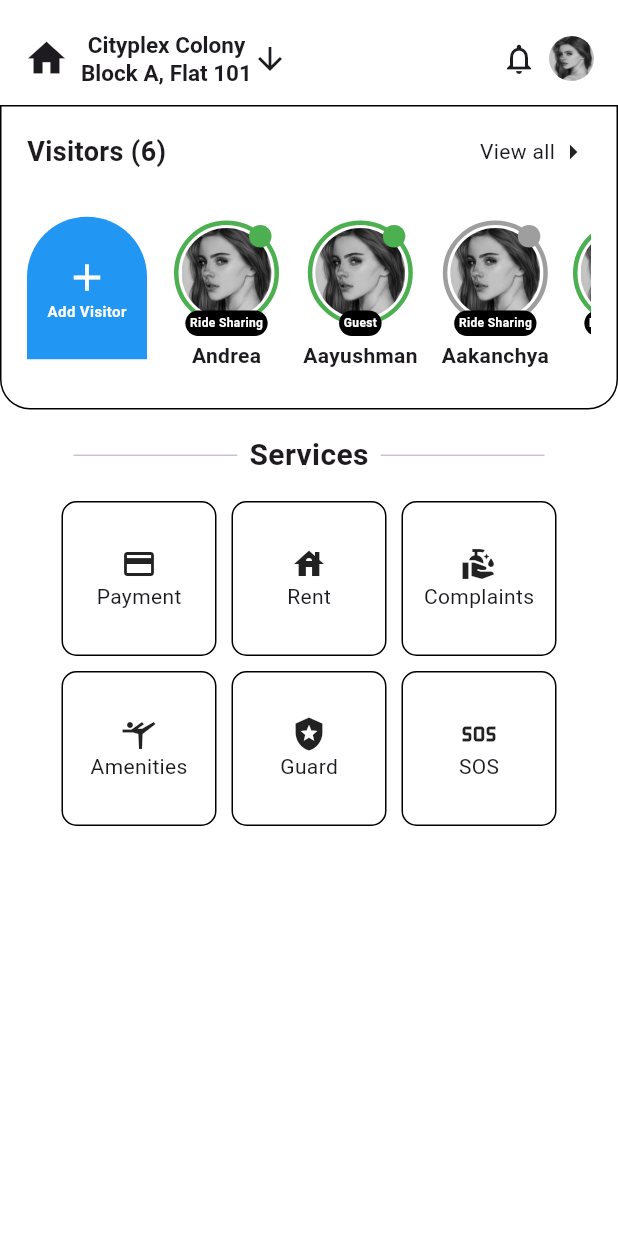
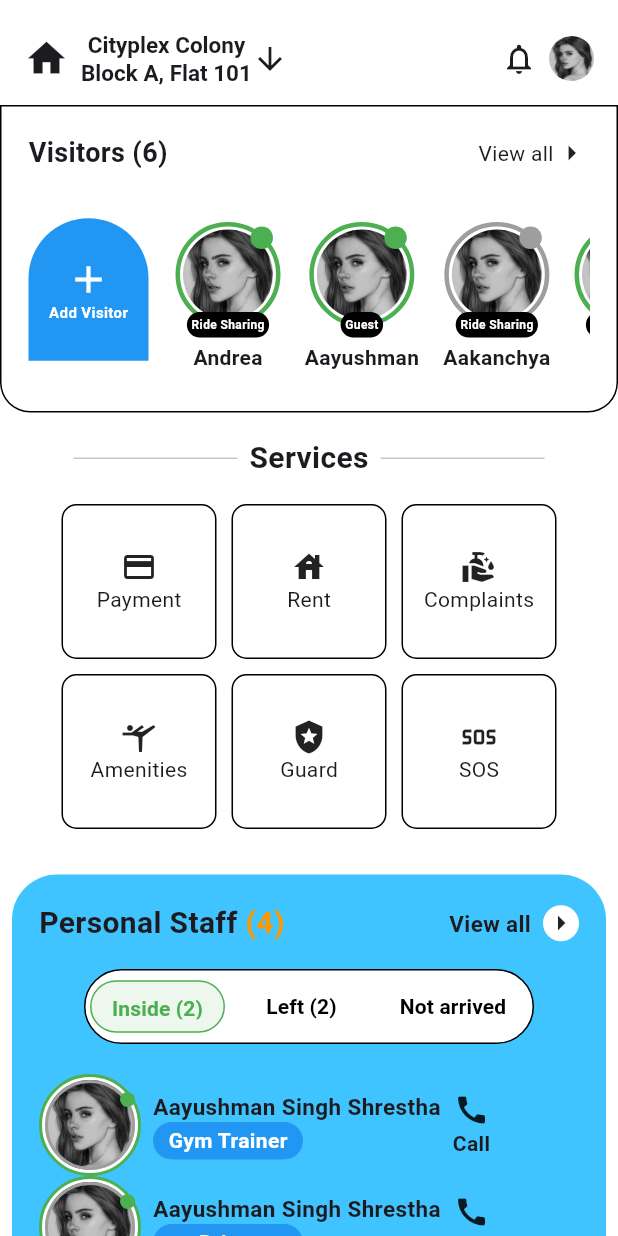
Before and after one commit to bipin24746/DayoneContacts, a Flutter app: the screen it shows after launch, on a phone screen of 412 x 824 dp. Run offline on Flutter 3.47's test engine with Material 3 defaults, Android fonts, the phone set to English and light mode, and no system bars; our stand-ins replace animated_splash_screen, buttons_tabbar.

```diff
--- a/lib/main_home_screen/pages/main_home_screen.dart
+++ b/lib/main_home_screen/pages/main_home_screen.dart
@@ -1,4 +1,6 @@
+import 'package:dayonecontacts/main_home_screen/widgets/current_notices/current_notices_home.dart';
 import 'package:dayonecontacts/main_home_screen/widgets/navbar/home_navbar.dart';
+import 'package:dayonecontacts/main_home_screen/widgets/personal_staff/personal_staff.dart';
 import 'package:dayonecontacts/main_home_screen/widgets/services/services.dart';
 import 'package:dayonecontacts/main_home_screen/widgets/visitors_list/home_visitors.dart';
 import 'package:flutter/material.dart';
@@ -21,7 +23,10 @@ backgroundColor: Colors.white,
           children: [
 
             HomeVisitors(),
-        ServicesHome()
+            ServicesHome(),
+            PersonalStaffHome(),
+            SizedBox(height: 30,),
+            CurrentNoticesHome()
           ],
         ),
       ),
--- /dev/null
+++ b/lib/main_home_screen/widgets/personal_staff/inside_staff_list.dart
@@ -0,0 +1,14 @@
+final List<Map<String,dynamic>> InsideStaffList = [
+  {
+    "status": "online",
+    "images": "lib/assets/images/Photu.jpg",
+    "name": "Aayushman Singh Shrestha",
+    "position" : "Gym Trainer"
+  },
+  {
+    "status": "online",
+    "images": "lib/assets/images/Photu.jpg",
+    "name": "Aayushman Singh Shrestha",
+    "position" : "Driver"
+  }
+];
--- /dev/null
+++ b/lib/main_home_screen/widgets/personal_staff/personal_staff.dart
@@ -0,0 +1,94 @@
+import 'package:dayonecontacts/main_home_screen/widgets/personal_staff/staff_inside.dart';
+import 'package:dayonecontacts/main_home_screen/widgets/personal_staff/staff_status.dart';
+import 'package:flutter/material.dart';
+
+class PersonalStaffHome extends StatelessWidget {
+  const PersonalStaffHome({super.key});
+
+  @override
+  Widget build(BuildContext context) {
+    return Padding(
+      padding: const EdgeInsets.all(8.0),
+      child: Container(
+        height: 320,
+        width: MediaQuery.of(context).size.width,
+        decoration: BoxDecoration(
+          color: Colors.lightBlueAccent,
+          borderRadius: BorderRadius.circular(30),
+        ),
+        child: Padding(
+          padding: const EdgeInsets.all(18.0),
+          child: Column(
+            children: [
+              Row(
+                mainAxisAlignment: MainAxisAlignment.spaceBetween,
+                children: [
+                  Row(
+                    children: [
+                      Text(
+                        "Personal Staff ",
+                        style: TextStyle(
+                          fontSize: 20,
+                          fontWeight: FontWeight.bold,
+                        ),
+                      ),
+                      Text(
+                        "(4)",
+                        style: TextStyle(
+                          fontSize: 20,
+                          fontWeight: FontWeight.bold,
+                          color: Colors.orange,
+                        ),
+                      ),
+                    ],
+                  ),
+                  Row(
+                    children: [
+                      Text(
+                        "View all",
+                        style: TextStyle(
+                          fontSize: 15,
+                          fontWeight: FontWeight.bold,
+                        ),
+                      ),
+                      Padding(
+                        padding: const EdgeInsets.only(left: 8.0),
+                        child: Container(
+                          decoration: BoxDecoration(
+                            color: Colors.white,
+                            shape: BoxShape.circle,
+                          ),
+                          child: Icon(Icons.arrow_right),
+                        ),
+                      )
+                    ],
+                  )
+                ],
+              ),
+              const SizedBox(height: 16),
+              Center(
+                child: Container(
+
+                  height: 50,
+                  width: 300, // Ensure the width is enough for the border-radius effect
+                  decoration: BoxDecoration(
+                    color: Colors.white,
+                    border: Border.all(),
+                    borderRadius: BorderRadius.circular(50),
+                  ),
+                  child: ClipRRect(
+
+                    borderRadius: BorderRadius.circular(50),
+                    child: StaffStatus(),
+                  ),
+                ),
+              ),
+              SizedBox(height: 20,),
+              StaffInside()
+            ],
+          ),
+        ),
+      ),
+    );
+  }
+}
--- /dev/null
+++ b/lib/main_home_screen/widgets/personal_staff/staff_inside.dart
@@ -0,0 +1,109 @@
+import 'package:dayonecontacts/main_home_screen/widgets/personal_staff/inside_staff_list.dart';
+import 'package:flutter/material.dart';
+
+class StaffInside extends StatelessWidget {
+  const StaffInside({super.key});
+
+  @override
+  Widget build(BuildContext context) {
+    return Container(
+      height: 140,
+      alignment: Alignment.center,
+      child: Column(
+        children: [
+          Expanded(child: ListView.builder(itemCount: InsideStaffList.length,
+            physics: NeverScrollableScrollPhysics(),
+            itemBuilder: (context,index){
+            final peoples = InsideStaffList[index];
+
+            return  Row(
+              mainAxisAlignment:
+              MainAxisAlignment.start, // Center the Row content
+              children: [
+                Container(
+                  decoration: BoxDecoration(
+                    color: Colors.white,
+                    shape: BoxShape.circle,
+                    border: Border.all(
+                      color: Colors.green,
+                      width: 2,
+                    ),
+                  ),
+                  child: Stack(children: [
+                    Padding(
+                      padding: const EdgeInsets.all(2.0),
+                      child: SizedBox(
+                        height: 60,
+                        width: 60,
+                        child: DecoratedBox(
+                          decoration: BoxDecoration(
+                            shape: BoxShape.circle,
+                            border: Border.all(
+                                color: Colors.grey, width: 2), // Add border width
+                            image: DecorationImage(
+                              image: AssetImage(peoples["images"]),
+                              fit: BoxFit.cover,
+                            ),
+                          ),
+                        ),
+                      ),
+                    ),
+                    Positioned(
+                      top: 10,
+                      right: 2,
+                      child: Container(
+                        width: 10,
+                        height: 10,
+                        decoration: BoxDecoration(
+                            shape: BoxShape.circle, color: Colors.green),
+                      ),
+                    ),
+                  ]),
+                ),
+                Padding(
+                  padding: const EdgeInsets.all(8.0),
+                  child: Column(
+                    mainAxisAlignment: MainAxisAlignment.start,
+                    crossAxisAlignment: CrossAxisAlignment.start,
+                    children: [
+                      Text(
+                       peoples["name"],
+                        style:
+                        TextStyle(fontSize: 15, fontWeight: FontWeight.bold),
+                      ),
+                      SizedBox(
+                        width: 100,
+                        height: 25,
+                        child: DecoratedBox(
+                          decoration: BoxDecoration(
+                              color: Colors.blue,
+                              borderRadius: BorderRadius.circular(50)),
+                          child: Center(
+                              child: Text(
+                                peoples["position"],
+                                style: TextStyle(
+                                    fontWeight: FontWeight.bold, color: Colors.white),
+                              )),
+                        ),
+                      )
+                    ],
+                  ),
+                ),
+                Column(
+                  children: [
+                    Icon(Icons.call),
+                    Text(
+                      "Call",
+                      style: TextStyle(fontWeight: FontWeight.bold),
+                    )
+                  ],
+                )
+              ],
+            );
+          },),)
+
+        ],
+      ),
+    );
+  }
+}
--- /dev/null
+++ b/lib/main_home_screen/widgets/personal_staff/staff_status.dart
@@ -0,0 +1,146 @@
+import 'package:flutter/material.dart';
+
+class StaffStatus extends StatefulWidget {
+  const StaffStatus({super.key});
+
+  @override
+  State<StaffStatus> createState() => _StaffStatusState();
+}
+
+class _StaffStatusState extends State<StaffStatus> {
+  @override
+  Widget build(BuildContext context) {
+    bool isPressed = true;
+    void ColorChange() {
+      setState(() {
+        isPressed = !isPressed;
+      });
+    }
+
+    return Container(
+      child: Row(
+        mainAxisAlignment: MainAxisAlignment.spaceAround,
+        children: [
+          Container(
+            height: 35,
+            width: 90,
+            decoration: BoxDecoration(
+              border: isPressed ? Border.all(color: Colors.green) : null,
+              color: isPressed ? Colors.green.withOpacity(0.1) : null,
+              borderRadius: isPressed ? BorderRadius.circular(50) : null,
+            ),
+            child: TextButton(
+              onPressed: () {ColorChange();},
+              child: Center(
+                child: Text(
+                  "Inside (2)",
+                  style: TextStyle(
+                      color: isPressed ? Colors.green : Colors.black, fontWeight: FontWeight.bold),
+                ),
+              ),
+            ),
+          ),
+          Container(
+            height: 40,
+            width: 90,
+            decoration: BoxDecoration(),
+            child: TextButton(
+              onPressed: () {},
+              child: Center(
+                child: Text(
+                  "Left (2)",
+                  style: TextStyle(
+                      color: Colors.black, fontWeight: FontWeight.bold),
+                ),
+              ),
+            ),
+          ),
+          Container(
+            height: 40,
+            width: 100,
+            decoration: BoxDecoration(),
+            child: TextButton(
+              onPressed: () {},
+              child: Center(
+                child: Text(
+                  "Not arrived",
+                  style: TextStyle(
+                      color: Colors.black, fontWeight: FontWeight.bold),
+                ),
+              ),
+            ),
+          ),
+        ],
+      ),
+    );
+  }
+}
+
+
+// return DefaultTabController(
+//   length: 3,
+//   child: Scaffold(
+//     appBar: AppBar(
+//       title: const Text('Custom Tabs'),
+//       bottom: TabBar(
+//         indicator: BoxDecoration(
+//
+//           borderRadius: BorderRadius.circular(50),
+//         ),
+//         tabs: [
+//           Tab(
+//             child: DecoratedBox(
+//               decoration: BoxDecoration(
+//                 border: Border.all(color: Colors.black),
+//                 borderRadius: BorderRadius.circular(50),
+//               ),
+//               child: SizedBox(
+//                 height: 25,
+//
+//                 child: Center(child: const Text("Invite (2)")),
+//               ),
+//             ),
+//           ),
+//           Tab(
+//             child: DecoratedBox(
+//               decoration: BoxDecoration(
+//                 border: Border.all(color: Colors.black),
+//                 borderRadius: BorderRadius.circular(50),
+//               ),
+//               child: Padding(
+//                 padding: const EdgeInsets.symmetric(horizontal: 16.0),
+//                 child: SizedBox(
+//                   height: 25,
+//
+//                   child: Center(child: const Text("Left")),
+//                 ),
+//               ),
+//             ),
+//           ),
+//           Tab(
+//             child: DecoratedBox(
+//               decoration: BoxDecoration(
+//                 border: Border.all(color: Colors.black),
+//                 borderRadius: BorderRadius.circular(50),
+//               ),
+//               child: Padding(
+//                 padding: const EdgeInsets.symmetric(horizontal: 16.0),
+//                 child: SizedBox(
+//                   height: 25,
+//                   child: Center(child: const Text("Not Arrived")),
+//                 ),
+//               ),
+//             ),
+//           ),
+//         ],
+//       ),
+//     ),
+//     body: const TabBarView(
+//       children: [
+//         Center(child: Text("Inside Content")),
+//         Center(child: Text("Left Content")),
+//         Center(child: Text("Not Arrived Content")),
+//       ],
+//     ),
+//   ),
+// );
--- a/lib/main_home_screen/widgets/services/services.dart
+++ b/lib/main_home_screen/widgets/services/services.dart
@@ -7,7 +7,7 @@ class ServicesHome extends StatelessWidget {
   @override
   Widget build(BuildContext context) {
     return Container(
-      height: 500,
+      height: 300,
       width: 330,
       child: Column(
         crossAxisAlignment: CrossAxisAlignment.start,
@@ -40,12 +40,12 @@ class ServicesHome extends StatelessWidget {
                 mainAxisSpacing: 10, // Space between rows
               ),
               itemCount: serviceLists.length,
+              physics: NeverScrollableScrollPhysics(),
               itemBuilder: (context, index) {
                 final service = serviceLists[index];
                 return Container(
                   width: 50,
                   height: 100,
-                  child: DecoratedBox(
                   decoration: BoxDecoration(
                     border: Border.all(),
                     borderRadius: BorderRadius.circular(10),
@@ -57,7 +57,6 @@ class ServicesHome extends StatelessWidget {
                       Text(service['serviceName']),
                     ],
                   ),
-                  ),
                 );
               },
             ),
--- a/lib/main_home_screen/widgets/visitors_list/home_visitors.dart
+++ b/lib/main_home_screen/widgets/visitors_list/home_visitors.dart
@@ -6,16 +6,14 @@ class HomeVisitors extends StatelessWidget {
   @override
   Widget build(BuildContext context) {
     return Container(
-      color: Colors.white30,
-      child: DecoratedBox(
       decoration: BoxDecoration(
         border: Border.all(),
         borderRadius: BorderRadius.only(
           bottomLeft: Radius.circular(20),
           bottomRight: Radius.circular(20),
         ),
+        color: Colors.white30,
       ),
-        child: Padding(
       padding: const EdgeInsets.all(18.0),
       child: Column(
         children: [
@@ -133,15 +131,11 @@ class HomeVisitors extends StatelessWidget {
                                       ),
                                     ),
                                   ),
-                                      Row(
-                                        mainAxisAlignment:
-                                            MainAxisAlignment.center,
-                                        children: [
-                                          Column(
-                                            mainAxisAlignment:
-                                                MainAxisAlignment.end,
-                                            children: [
                                   Positioned(
+                                    bottom: 0,
+                                    right: 0,
+                                    left: 0,
+                                    child: Center(
                                       child: Container(
                                         padding:
                                             const EdgeInsets.all(3),
@@ -161,9 +155,6 @@ class HomeVisitors extends StatelessWidget {
                                         ),
                                       ),
                                     ),
-                                            ],
-                                          ),
-                                        ],
                                   ),
                                 ],
                               ),
@@ -183,8 +174,6 @@ class HomeVisitors extends StatelessWidget {
           ),
         ],
       ),
-        ),
-      ),
     );
   }
 }
```
Also changed, not shown: lib/main_home_screen/widgets/current_notices/current_notices_home.dart (added, +172 -0 lines), lib/main_home_screen/widgets/ongoing_polls/ongoing_polls.dart (added, +10 -0 lines), lib/main_home_screen/widgets/personal_staff/inside_list.dart (added, +12 -0 lines). Lines whose indentation alone changed are shown as unchanged.
